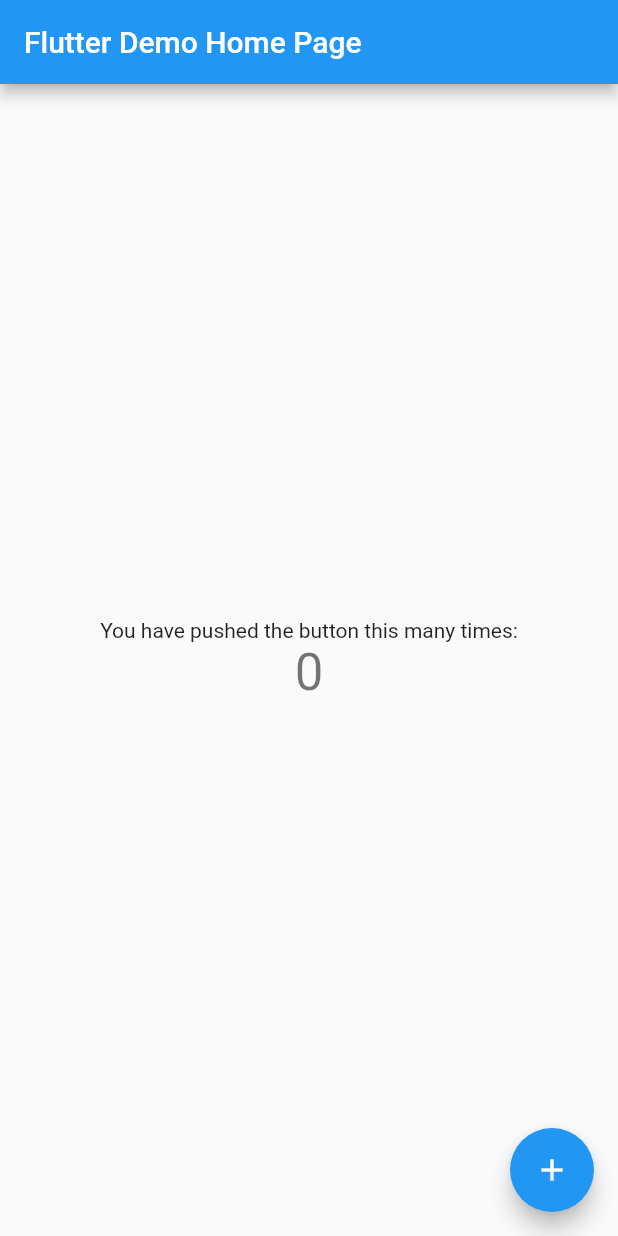
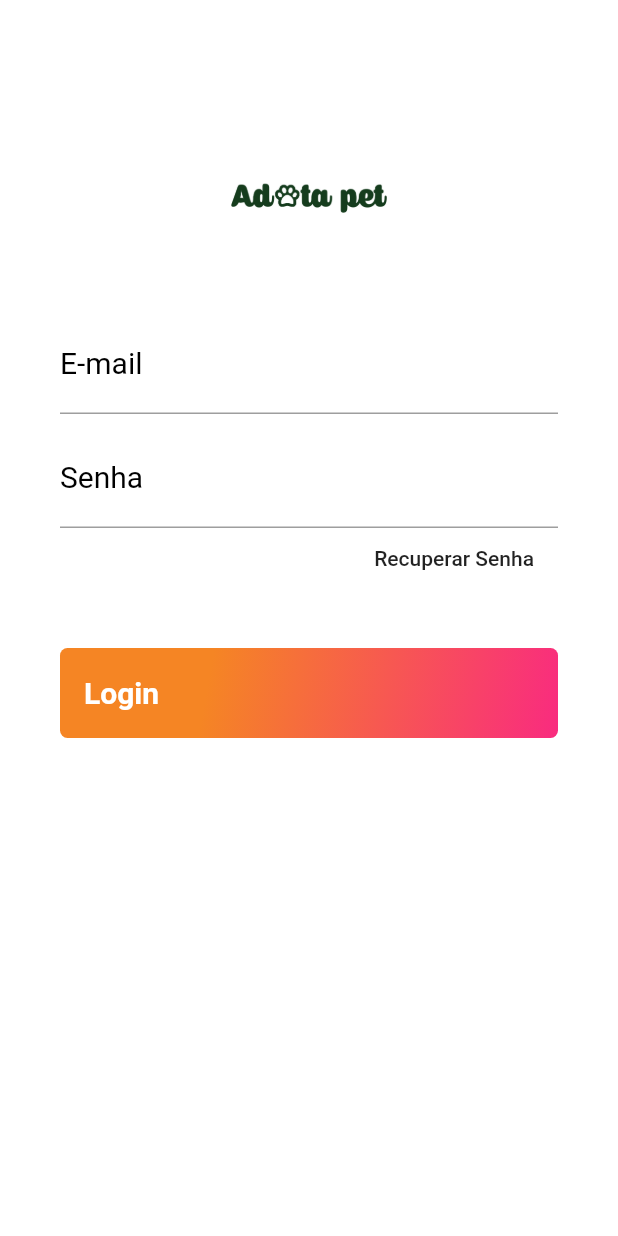
Before and after one commit to gabrieldfm/AdotaPetFlutter, a Flutter app: the screen it shows after launch, on a phone screen of 412 x 824 dp. Run offline on Flutter 3.47's test engine with Material 2 defaults, Android fonts, the phone set to English and light mode, and no system bars.

Commit message:
iniciando alterações projeto, criação tela login

```diff
--- a/src/lib/main.dart
+++ b/src/lib/main.dart
@@ -1,111 +1,32 @@
+import 'package:adotapet/pages/login.dart';
 import 'package:flutter/material.dart';
 
-void main() => runApp(MyApp());
+void main() => runApp(AdotaPet());
 
-class MyApp extends StatelessWidget {
-  // This widget is the root of your application.
-  @override
-  Widget build(BuildContext context) {
-    return MaterialApp(
-      title: 'Flutter Demo',
-      theme: ThemeData(
-        // This is the theme of your application.
-        //
-        // Try running your application with "flutter run". You'll see the
-        // application has a blue toolbar. Then, without quitting the app, try
-        // changing the primarySwatch below to Colors.green and then invoke
-        // "hot reload" (press "r" in the console where you ran "flutter run",
-        // or simply save your changes to "hot reload" in a Flutter IDE).
-        // Notice that the counter didn't reset back to zero; the application
-        // is not restarted.
-        primarySwatch: Colors.blue,
-      ),
-      home: MyHomePage(title: 'Flutter Demo Home Page'),
-    );
-  }
-}
+class AdotaPet extends StatelessWidget{
 
-class MyHomePage extends StatefulWidget {
-  MyHomePage({Key key, this.title}) : super(key: key);
-
-  // This widget is the home page of your application. It is stateful, meaning
-  // that it has a State object (defined below) that contains fields that affect
-  // how it looks.
-
-  // This class is the configuration for the state. It holds the values (in this
-  // case the title) provided by the parent (in this case the App widget) and
-  // used by the build method of the State. Fields in a Widget subclass are
-  // always marked "final".
-
-  final String title;
-
-  @override
-  _MyHomePageState createState() => _MyHomePageState();
-}
-
-class _MyHomePageState extends State<MyHomePage> {
-  int _counter = 0;
-
-  void _incrementCounter() {
-    setState(() {
-      // This call to setState tells the Flutter framework that something has
-      // changed in this State, which causes it to rerun the build method below
-      // so that the display can reflect the updated values. If we changed
-      // _counter without calling setState(), then the build method would not be
-      // called again, and so nothing would appear to happen.
-      _counter++;
-    });
-  }
+  /*final routes = <String, WidgetBuilder>{
+    LoginPage.tag: (context) => LoginPage(),
+  };*/
 
   @override
   Widget build(BuildContext context) {
-    // This method is rerun every time setState is called, for instance as done
-    // by the _incrementCounter method above.
-    //
-    // The Flutter framework has been optimized to make rerunning build methods
-    // fast, so that you can just rebuild anything that needs updating rather
-    // than having to individually change instances of widgets.
-    return Scaffold(
-      appBar: AppBar(
-        // Here we take the value from the MyHomePage object that was created by
-        // the App.build method, and use it to set our appbar title.
-        title: Text(widget.title),
+
+    return MaterialApp(
+      title: 'AdotaPet',
+      debugShowCheckedModeBanner: false,
+      theme: ThemeData(
+        primaryColor: Colors.blue,
+        accentColor: Colors.blueAccent,
+        textTheme: TextTheme(
+          headline: TextStyle(fontSize: 48, fontWeight: FontWeight.bold),
+          title: TextStyle(fontSize: 24, fontStyle: FontStyle.italic, color: Colors.blue),
+          body1: TextStyle(fontSize: 14),
+        )
       ),
-      body: Center(
-        // Center is a layout widget. It takes a single child and positions it
-        // in the middle of the parent.
-        child: Column(
-          // Column is also a layout widget. It takes a list of children and
-          // arranges them vertically. By default, it sizes itself to fit its
-          // children horizontally, and tries to be as tall as its parent.
-          //
-          // Invoke "debug painting" (press "p" in the console, choose the
-          // "Toggle Debug Paint" action from the Flutter Inspector in Android
-          // Studio, or the "Toggle Debug Paint" command in Visual Studio Code)
-          // to see the wireframe for each widget.
-          //
-          // Column has various properties to control how it sizes itself and
-          // how it positions its children. Here we use mainAxisAlignment to
-          // center the children vertically; the main axis here is the vertical
-          // axis because Columns are vertical (the cross axis would be
-          // horizontal).
-          mainAxisAlignment: MainAxisAlignment.center,
-          children: <Widget>[
-            Text(
-              'You have pushed the button this many times:',
-            ),
-            Text(
-              '$_counter',
-              style: Theme.of(context).textTheme.display1,
-            ),
-          ],
-        ),
-      ),
-      floatingActionButton: FloatingActionButton(
-        onPressed: _incrementCounter,
-        tooltip: 'Increment',
-        child: Icon(Icons.add),
-      ), // This trailing comma makes auto-formatting nicer for build methods.
+      home: LoginPage(),
+      //routes: routes,
     );
   }
+
 }
--- /dev/null
+++ b/src/lib/pages/login.dart
@@ -0,0 +1,116 @@
+import 'package:flutter/material.dart';
+
+class LoginPage extends StatelessWidget {
+  @override
+  Widget build(BuildContext context) {
+    return Scaffold(
+      body: Container(
+        padding: EdgeInsets.only(top: 60, left: 40, right: 40),
+        color: Colors.white,
+        child: ListView(
+          children: <Widget>[
+            SizedBox(
+              width: 130,
+              height: 130,
+              child: Image.asset("assets/logo.png"),
+            ),
+            SizedBox(
+              height: 20,
+            ),
+            TextFormField(
+              keyboardType: TextInputType.emailAddress,
+              decoration: InputDecoration(
+                  labelText: "E-mail",
+                  labelStyle: TextStyle(
+                      color: Colors.black,
+                      fontWeight: FontWeight.w400,
+                      fontSize: 20)),
+              style: TextStyle(fontSize: 20),
+            ),
+            SizedBox(
+              height: 10,
+            ),
+            TextFormField(
+              keyboardType: TextInputType.text,
+              obscureText: true,
+              decoration: InputDecoration(
+                  labelText: "Senha",
+                  labelStyle: TextStyle(
+                      color: Colors.black,
+                      fontWeight: FontWeight.w400,
+                      fontSize: 20)),
+              style: TextStyle(fontSize: 20),
+            ),
+            Container(
+              height: 40,
+              alignment: Alignment.centerRight,
+              child: FlatButton(
+                child: Text(
+                  "Recuperar Senha",
+                  textAlign: TextAlign.right,
+                ),
+                onPressed: () {
+
+                },
+              ),
+            ),
+            SizedBox(
+              height: 40,
+            ),
+            Container(
+              height: 60,
+              alignment: Alignment.centerLeft,
+              decoration: BoxDecoration(
+                gradient: LinearGradient(
+                  begin: Alignment.topLeft,
+                  end: Alignment.bottomRight,
+                  stops: [0.3, 1],
+                  colors: [
+                    Color(0xFFF58524),
+                    Color(0XFFF92B7F),
+                  ],
+                ),
+                borderRadius: BorderRadius.all(
+                  Radius.circular(5),
+                ),
+              ),
+              child: SizedBox.expand(
+                child: FlatButton(
+                  child: Row(
+                    mainAxisAlignment: MainAxisAlignment.spaceBetween,
+                    children: <Widget>[
+                      Text(
+                        "Login",
+                        style: TextStyle(
+                          fontWeight: FontWeight.bold,
+                          color: Colors.white,
+                          fontSize: 20,
+                        ),
+                        textAlign: TextAlign.center,
+                      ),
+                      /*Container(
+                        child: SizedBox(
+                          //child: Image.asset("assets/bone.png"),
+                          height: 28,
+                          width: 28,
+                        ),
+                      )*/
+                    ],
+                  ),
+                  onPressed: () {
+                    Navigator.push(
+                      context,
+                      MaterialPageRoute(
+                        //builder: (context) => HomePage(),
+                      ),
+                    );
+                  },
+                ),
+              ),
+            ),
+          ],
+        ),
+      ),
+    );
+  }
+}
--- a/src/pubspec.yaml
+++ b/src/pubspec.yaml
@@ -70,3 +70,6 @@ flutter:
   #
   # For details regarding fonts from package dependencies,
   # see https://flutter.dev/custom-fonts/#from-packages
+
+  assets:
+    - assets/logo.png
```
Also changed, not shown: src/assets/logo.png (added), 10 other files.
